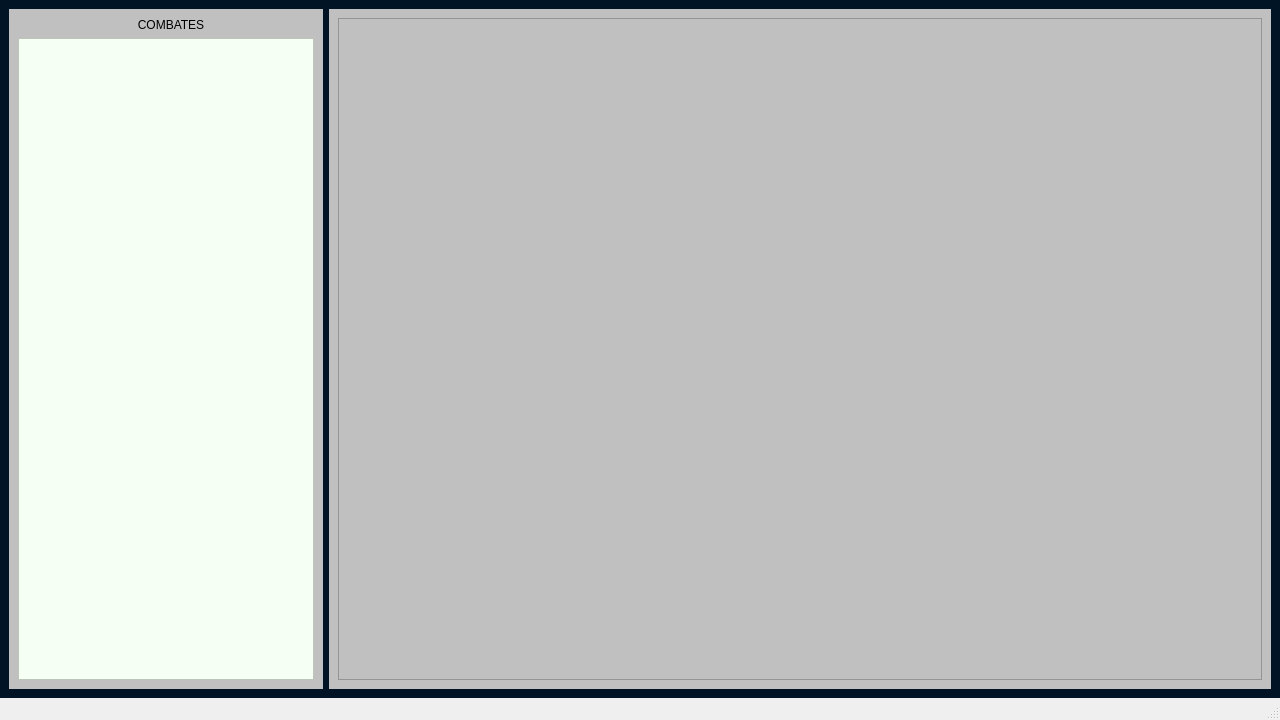
Before: the Qt Designer form mainwindow.ui in CandeItati/TPAnualPOO-JuegodeCartas, drawn with Qt 5.
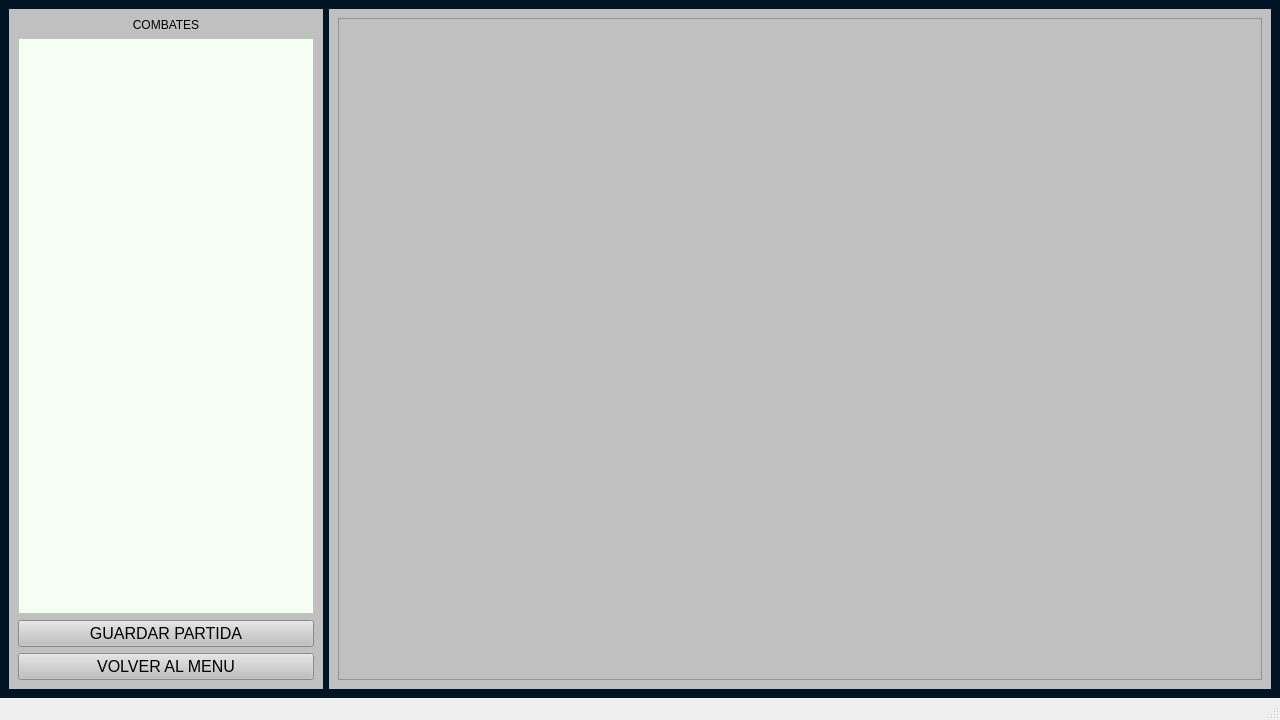
After: the same form once the commit is applied.

```diff
--- a/mainwindow.ui
+++ b/mainwindow.ui
@@ -43,7 +43,10 @@
            <item>
             <widget class="QLabel" name="label">
              <property name="text">
-              <string>                                    COMBATES</string>
+              <string>COMBATES</string>
+             </property>
+             <property name="alignment">
+              <set>Qt::AlignmentFlag::AlignCenter</set>
              </property>
             </widget>
            </item>
@@ -54,6 +57,30 @@
              </property>
             </widget>
            </item>
+           <item>
+            <widget class="QPushButton" name="btnGuardarPartida">
+             <property name="font">
+              <font>
+               <pointsize>12</pointsize>
+              </font>
+             </property>
+             <property name="text">
+              <string>GUARDAR PARTIDA</string>
+             </property>
+            </widget>
+           </item>
+           <item>
+            <widget class="QPushButton" name="btnVolverMenu">
+             <property name="font">
+              <font>
+               <pointsize>12</pointsize>
+              </font>
+             </property>
+             <property name="text">
+              <string>VOLVER AL MENU</string>
+             </property>
+            </widget>
+           </item>
           </layout>
          </item>
         </layout>
```
Left out of the diff: 2 changed lines with no effect on the pictures.
